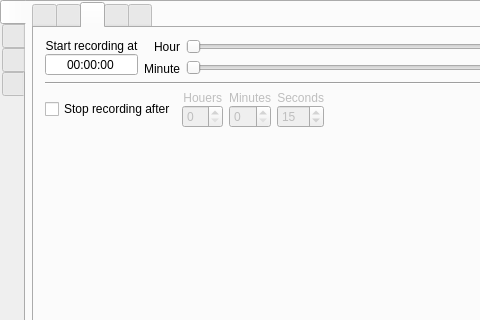
This is src/formMainWindow.ui in vkohaupt/vokoscreenNG as Qt 5 draws it before an edit; both pictures show x 0 to 480 and y 0 to 320 of the 770 by 448 pixel window. The edited form follows.
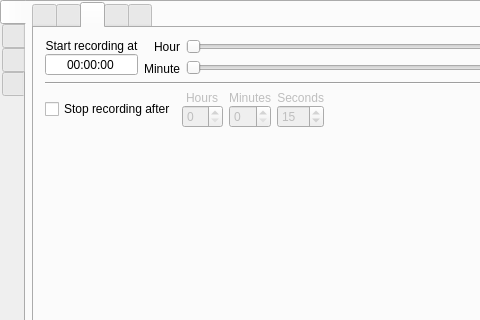
This is the edited form. The open tabs and pages were chosen to show the change. Icons and pictures are not drawn.

```diff
--- a/src/formMainWindow.ui
+++ b/src/formMainWindow.ui
@@ -1143,7 +1143,7 @@
                    <item alignment="Qt::AlignHCenter">
                     <widget class="QLabel" name="label_7">
                      <property name="text">
-                      <string>Houers</string>
+                      <string>Hours</string>
                      </property>
                      <property name="alignment">
                       <set>Qt::AlignRight|Qt::AlignTrailing|Qt::AlignVCenter</set>
```
Left out of the diff: 2 changed lines with no effect on the pictures.
